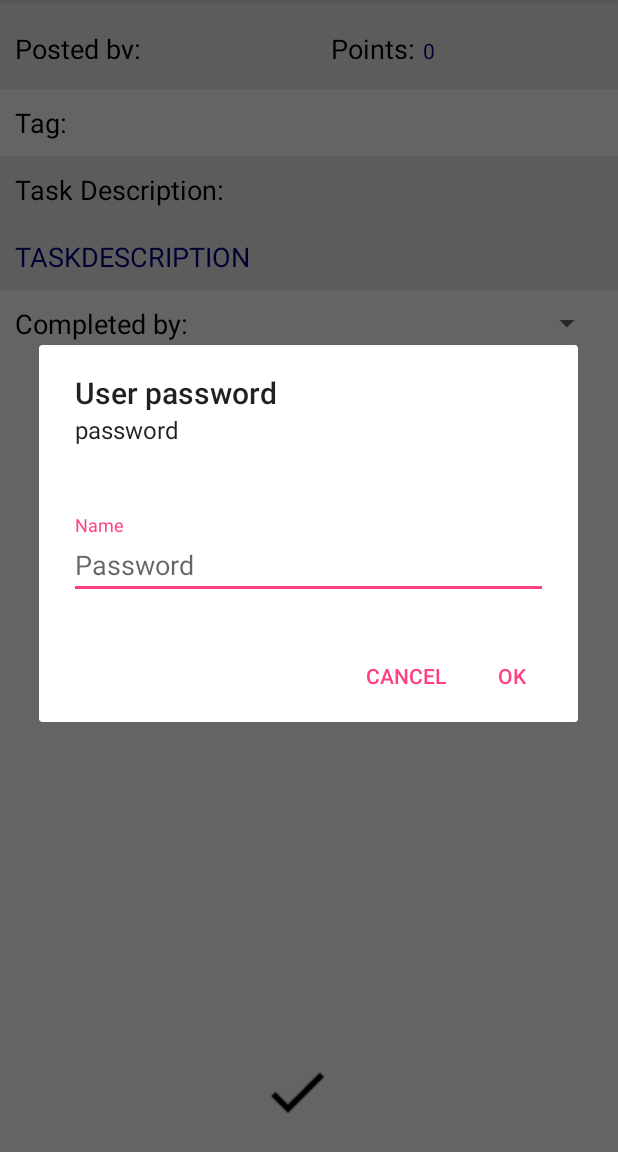
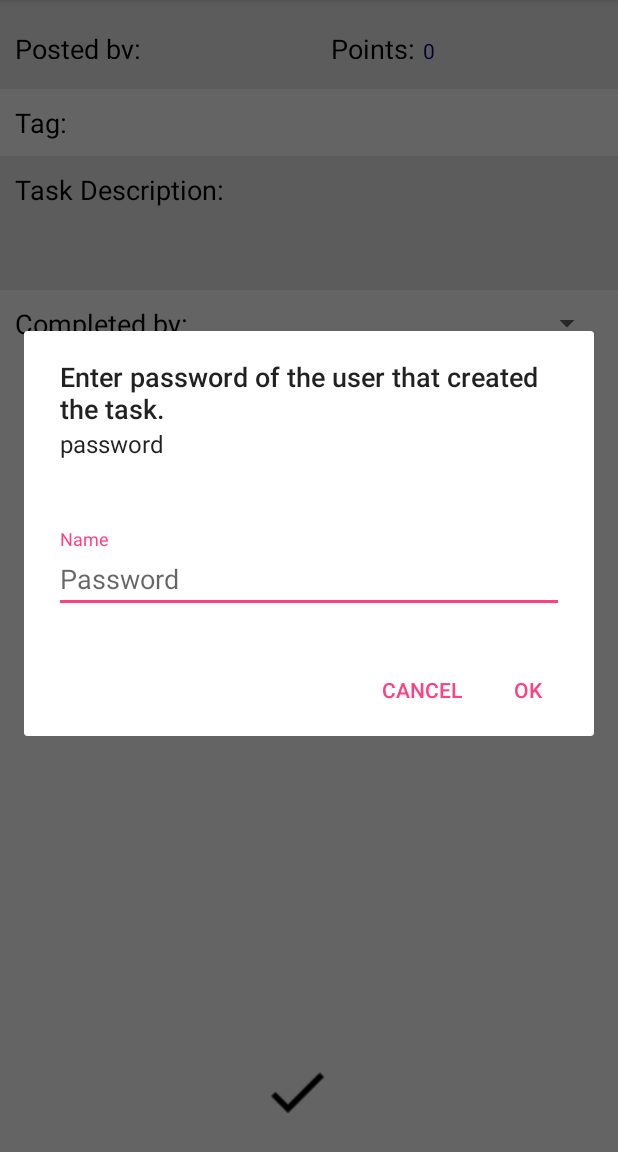
Before and after one commit to myoutspace/Project, an Android app: the CompleteTask screen opened directly, with no data from a screen before it, after a tap on an icon or button, on a phone screen of 412 x 824 dp, the part 84-1236 px from its top. Run offline under Robolectric (Android 15) with nearby library versions, the phone set to English and light mode, and no system bars.

Commit message:
biblio 10h00

```diff
--- a/TaskManager/app/src/main/java/main/taskmanager/Display/CompleteTask.java
+++ b/TaskManager/app/src/main/java/main/taskmanager/Display/CompleteTask.java
@@ -64,7 +64,7 @@ public class CompleteTask extends AppCompatActivity {
         TextView poster = (TextView) findViewById(R.id.postingUser);
         TextView amount = (TextView) findViewById(R.id.pointAmount);
         TextView theTag = (TextView) findViewById(R.id.tag);
-        TextView theDescription = (TextView) findViewById(R.id.taskDescription);
+        TextView theDescription = (TextView) findViewById(R.id.taskDescription2);
         poster.setText(postedBy);
         amount.setText(Integer.toString(points));
         theTag.setText(tag);
@@ -72,7 +72,7 @@ public class CompleteTask extends AppCompatActivity {
     }
 
     public void onCompleteTask(View view){
-        User userPost = database.getUser((String) completedBy.getSelectedItem());
+        final User userPost = database.getUser((String) completedBy.getSelectedItem());
         final User userComplete = database.getUser((String)((Spinner) findViewById(R.id.spinnerCompleteTask)).
                 getSelectedItem());
 
@@ -83,12 +83,12 @@ public class CompleteTask extends AppCompatActivity {
         final EditText editText = (EditText) dialogView.findViewById(R.id.editTxtPass);
         editText.setHint("Password");
         editText.setInputType(InputType.TYPE_TEXT_VARIATION_PASSWORD);
-        dialog.setTitle("User password");
+        dialog.setTitle("Enter password of the user that created the task.");
         dialog.setMessage("password");
         dialog.setPositiveButton("Ok", new DialogInterface.OnClickListener() {
             @Override
             public void onClick(DialogInterface dialog, int which) {
-                if(userComplete.getPassword().equals(editText.getText().toString())){
+                if(userPost.getPassword().equals(editText.getText().toString())){
                     database.deleteTask(tag, database.getActiveGroup());
                     userComplete.setPointAmount(userComplete.getPointAmount() + points);
                     database.updateUser(userComplete);
--- a/TaskManager/app/src/main/java/main/taskmanager/Display/HomePage.java
+++ b/TaskManager/app/src/main/java/main/taskmanager/Display/HomePage.java
@@ -81,6 +81,7 @@ public class HomePage extends AppCompatActivity {
                 dataBundle.putString("tag", task.getTag());
                 dataBundle.putString("desc", task.getDescription());
                 dataBundle.putInt("amount", task.getPointAmount());
+
                 intent.putExtras(dataBundle);
                 startActivity(intent);
             }
```
Also changed, not shown: TaskManager/app/src/main/java/main/taskmanager/Display/CreateTask.java (+6 -3 lines).
